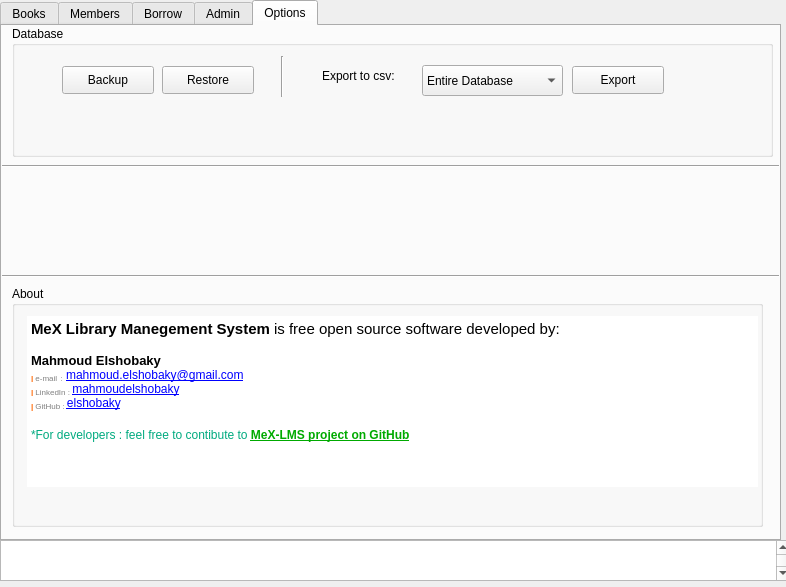
Qt form gui/lmsgui.ui (elshobaky/MeX-LMS) before a commit.
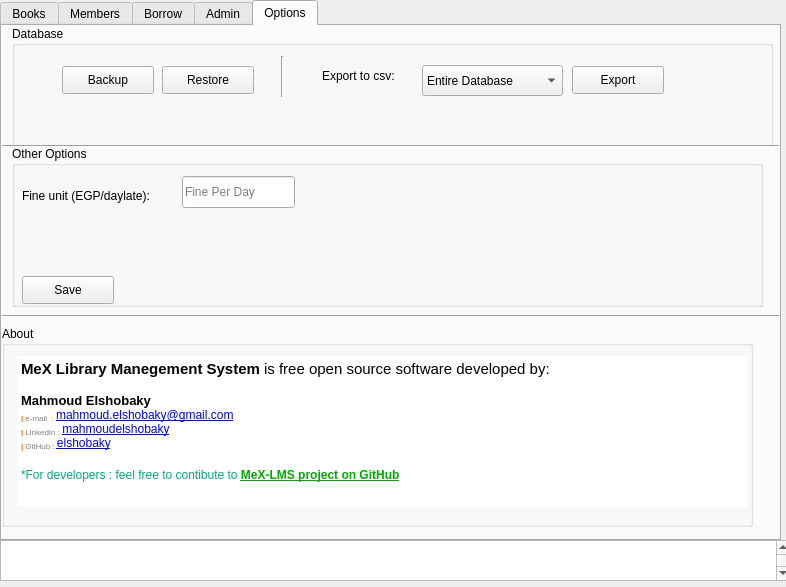
The same form after that commit. The open tabs and pages were chosen to show the change. Icons and pictures are not drawn.

Commit message: Add edit options functionality - auto calculate members fines

```diff
--- a/gui/lmsgui.ui
+++ b/gui/lmsgui.ui
@@ -1556,7 +1556,7 @@
         <x>10</x>
         <y>0</y>
         <width>761</width>
-        <height>131</height>
+        <height>121</height>
        </rect>
       </property>
       <property name="title">
@@ -1694,10 +1694,10 @@
      <widget class="QGroupBox" name="groupBox_12">
       <property name="geometry">
        <rect>
-        <x>10</x>
-        <y>260</y>
+        <x>0</x>
+        <y>300</y>
         <width>751</width>
-        <height>241</height>
+        <height>201</height>
        </rect>
       </property>
       <property name="title">
@@ -1709,7 +1709,7 @@
          <x>15</x>
          <y>30</y>
          <width>731</width>
-         <height>171</height>
+         <height>151</height>
         </rect>
        </property>
        <property name="styleSheet">
@@ -1739,7 +1739,7 @@
       <property name="geometry">
        <rect>
         <x>0</x>
-        <y>130</y>
+        <y>110</y>
         <width>781</width>
         <height>20</height>
        </rect>
@@ -1752,7 +1752,7 @@
       <property name="geometry">
        <rect>
         <x>0</x>
-        <y>240</y>
+        <y>280</y>
         <width>781</width>
         <height>20</height>
        </rect>
@@ -1761,6 +1761,86 @@
        <enum>Qt::Horizontal</enum>
       </property>
      </widget>
+     <widget class="QGroupBox" name="groupBox_13">
+      <property name="geometry">
+       <rect>
+        <x>10</x>
+        <y>120</y>
+        <width>751</width>
+        <height>161</height>
+       </rect>
+      </property>
+      <property name="title">
+       <string>Other Options</string>
+      </property>
+      <widget class="QLineEdit" name="options_edit_fine">
+       <property name="geometry">
+        <rect>
+         <x>170</x>
+         <y>30</y>
+         <width>113</width>
+         <height>32</height>
+        </rect>
+       </property>
+       <property name="placeholderText">
+        <string>Fine Per Day</string>
+       </property>
+      </widget>
+      <widget class="QLabel" name="label_13">
+       <property name="geometry">
+        <rect>
+         <x>10</x>
+         <y>40</y>
+         <width>171</width>
+         <height>20</height>
+        </rect>
+       </property>
+       <property name="text">
+        <string>Fine unit (EGP/daylate):</string>
+       </property>
+      </widget>
+      <widget class="QPushButton" name="options_edit_btn">
+       <property name="geometry">
+        <rect>
+         <x>10</x>
+         <y>130</y>
+         <width>92</width>
+         <height>28</height>
+        </rect>
+       </property>
+       <property name="text">
+        <string>Save</string>
+       </property>
+      </widget>
+      <widget class="QLabel" name="options_edit_error">
+       <property name="geometry">
+        <rect>
+         <x>120</x>
+         <y>130</y>
+         <width>631</width>
+         <height>31</height>
+        </rect>
+       </property>
+       <property name="font">
+        <font>
+         <pointsize>12</pointsize>
+         <weight>75</weight>
+         <bold>true</bold>
+        </font>
+       </property>
+       <property name="styleSheet">
+        <string notr="true">QLabel {
+color:rgb(255, 0, 0);
+}</string>
+       </property>
+       <property name="text">
+        <string/>
+       </property>
+       <property name="textFormat">
+        <enum>Qt::RichText</enum>
+       </property>
+      </widget>
+     </widget>
     </widget>
    </widget>
    <widget class="QPlainTextEdit" name="log_viewer">
```
Left out of the diff: 79 changed lines with no effect on the pictures. The commit also changes 5 other files.
